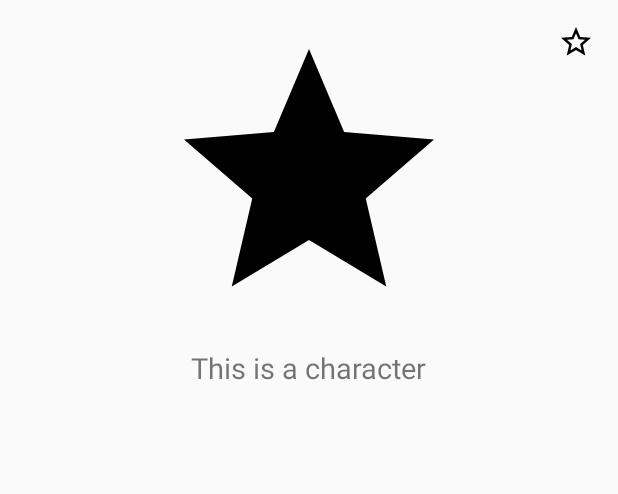
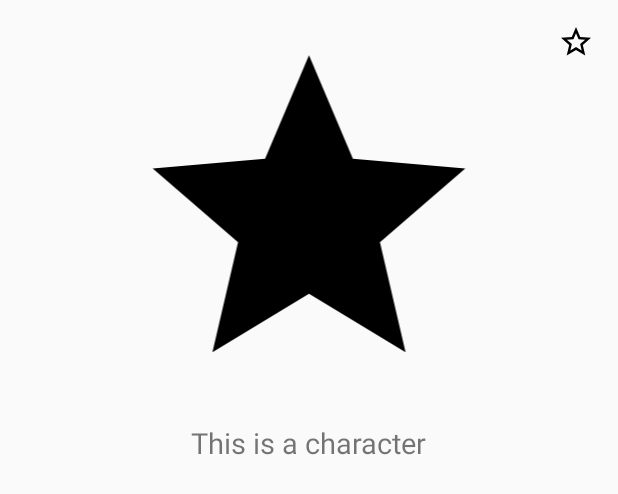
Before and after one commit to flopshot/xfinity, an Android app: the layout fragment_character_detail.xml on its own in the app's theme, with its tools: preview values and no code run, on a phone screen of 412 x 824 dp. Shown: the top 494 px of the screen. Run offline under Robolectric (Android 15) with nearby library versions, the phone set to English and light mode, and no system bars.

Commit message:
Mobile device fix

```diff
--- a/app/src/main/java/com/xfinity/ui/characterdetail/CharacterDetailFragment.kt
+++ b/app/src/main/java/com/xfinity/ui/characterdetail/CharacterDetailFragment.kt
@@ -58,8 +58,8 @@ class CharacterDetailFragment: Fragment(), Injectable {
                 } else {
                     character_picture.setImageDrawable(null)
                     picasso.load(character.pictureUrl)
-                            .centerInside()
-                            .resize(500,500)
+                            .fit()
+                            .centerCrop()
                             .placeholder(R.drawable.placeholder)
                             .into(character_picture)
                 }
--- a/app/src/main/java/com/xfinity/ui/navigation/NavActivityUIController.kt
+++ b/app/src/main/java/com/xfinity/ui/navigation/NavActivityUIController.kt
@@ -20,7 +20,7 @@ class NavActivityUIController @Inject constructor(private val activity: Navigati
 
     private var curTextWatcher: TextWatcher? = null
 
-    private val isTablet: Boolean by lazy {
+    val isTablet: Boolean by lazy {
         activity.resources.configuration.smallestScreenWidthDp >= Constants.TABLET_SMALLEST_WIDTH
     }
 
@@ -82,4 +82,5 @@ class NavActivityUIController @Inject constructor(private val activity: Navigati
         activity.searchBar.visibility = View.GONE
         activity.toolbar.menu.findItem(menu_search).setIcon(R.drawable.ic_search)
     }
+
 }
--- a/app/src/main/res/layout-sw720dp-port/layout_fragment.xml
+++ b/app/src/main/res/layout-sw720dp-port/layout_fragment.xml
@@ -28,7 +28,7 @@
         android:layout_width="match_parent"
         android:layout_height="match_parent"
         android:orientation="horizontal"
-        app:layout_constraintGuide_percent="0.4"/>
+        app:layout_constraintGuide_percent="0.45"/>
 
     <FrameLayout
         android:id="@+id/fragment_container_1"
--- a/app/src/main/res/layout/fragment_character_detail.xml
+++ b/app/src/main/res/layout/fragment_character_detail.xml
@@ -1,16 +1,21 @@
 <?xml version="1.0" encoding="utf-8"?>
-<android.support.constraint.ConstraintLayout
+<ScrollView
     xmlns:android="http://schemas.android.com/apk/res/android"
     xmlns:tools="http://schemas.android.com/tools"
     android:layout_width="match_parent"
-    android:layout_height="match_parent"
-    xmlns:app="http://schemas.android.com/apk/res-auto"
-    android:paddingTop="16dp">
+    android:layout_height="wrap_content"
+    xmlns:app="http://schemas.android.com/apk/res-auto">
+
+<android.support.constraint.ConstraintLayout
+    android:layout_width="match_parent"
+    android:layout_height="wrap_content"
+    android:paddingTop="16dp"
+    android:paddingBottom="16dp">
 
     <ImageView
         android:id="@+id/character_picture"
-        android:layout_width="200dp"
-        android:layout_height="200dp"
+        android:layout_width="400dp"
+        android:layout_height="250dp"
         app:layout_constraintTop_toTopOf="parent"
         app:layout_constraintEnd_toEndOf="parent"
         app:layout_constraintStart_toStartOf="parent"
@@ -21,7 +26,7 @@
         android:id="@+id/character_description"
         android:layout_width="wrap_content"
         android:layout_height="wrap_content"
-        app:layout_constraintTop_toBottomOf="@id/character_picture"
+        app:layout_constraintTop_toBottomOf="@+id/character_picture"
         app:layout_constraintEnd_toEndOf="parent"
         app:layout_constraintStart_toStartOf="parent"
         tools:text="This is a character"
@@ -40,3 +45,4 @@
         android:contentDescription="@string/favorite_or_unfavorite_this_character" />
 
 </android.support.constraint.ConstraintLayout>
+</ScrollView>
--- /dev/null
+++ b/app/src/main/res/values-sw720dp-land/dimens.xml
@@ -0,0 +1,3 @@
+<resources>
+    <dimen name="row_character_end_margin">10dp</dimen>
+</resources>
--- /dev/null
+++ b/app/src/main/res/values-sw720dp-port/dimens.xml
@@ -0,0 +1,3 @@
+<resources>
+    <dimen name="row_character_end_margin">24dp</dimen>
+</resources>
--- a/app/src/main/res/values/dimens.xml
+++ b/app/src/main/res/values/dimens.xml
@@ -5,4 +5,5 @@
     <dimen name="nav_header_vertical_spacing">8dp</dimen>
     <dimen name="nav_header_height">176dp</dimen>
     <dimen name="fab_margin">16dp</dimen>
+    <dimen name="row_character_end_margin">8dp</dimen>
 </resources>
```
Also changed, not shown: app/src/main/java/com/xfinity/ui/characterlist/CharacterListAdapter.kt (+5 -3 lines), app/src/main/res/layout/row_character.xml (+8 -5 lines).
